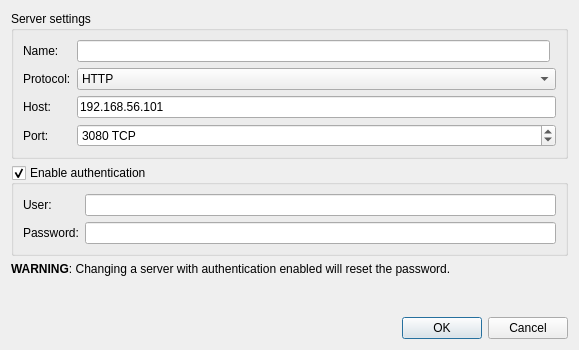
Before: the Qt Designer form gns3/ui/edit_compute_dialog.ui in GNS3/gns3-gui, drawn with Qt 5.
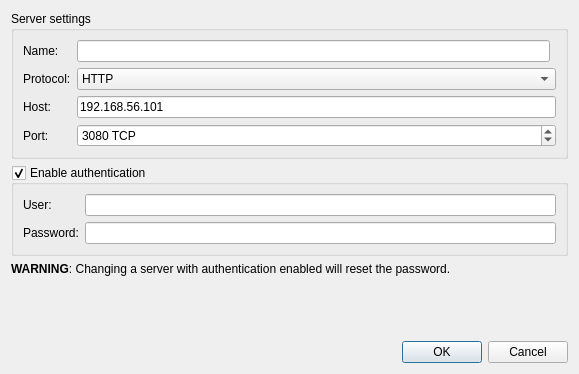
After: the same form once the commit is applied.

Commit message: Fix tab order when editing a compute

Patch:
```diff
--- a/gns3/ui/edit_compute_dialog.ui
+++ b/gns3/ui/edit_compute_dialog.ui
@@ -10,7 +10,7 @@
     <x>0</x>
     <y>0</y>
     <width>579</width>
-    <height>350</height>
+    <height>374</height>
    </rect>
   </property>
   <property name="windowTitle">
```
Left out of the diff: 13 changed lines with no effect on the pictures. The commit also changes 1 other file.
